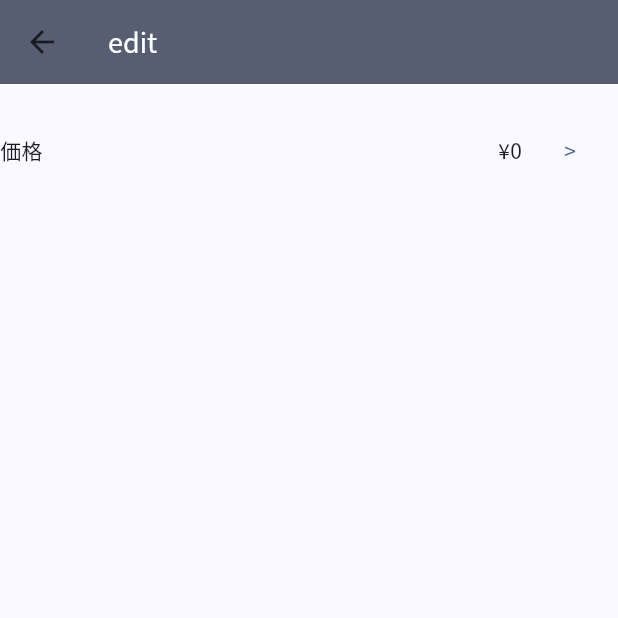
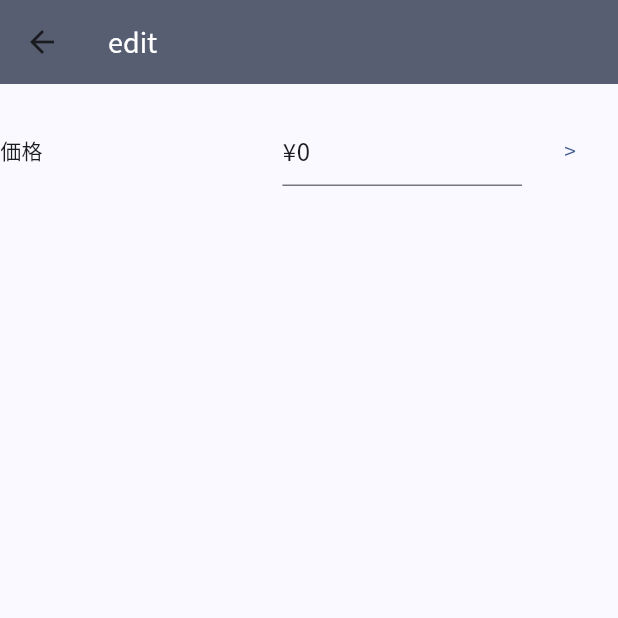
Before and after one commit to sakiso/wish_list_app, a Flutter app: the ItemEditPage screen opened by its route, on a phone screen of 412 x 824 dp, the top half of it. Run offline on Flutter 3.47's test engine with Material 2 defaults, Android fonts, the light colour scheme and no system bars; our stand-ins replace file_picker, flutter_riverpod; missing offline and left inert: google_mlkit_entity_extraction, google_mlkit_image_labeling, google_mlkit_text_recognition.

Commit message:
とりあえず金額編集可能に

```diff
--- a/lib/features/item_edit/item_edit_page.dart
+++ b/lib/features/item_edit/item_edit_page.dart
@@ -19,7 +19,7 @@ class ItemEditPage extends ConsumerWidget {
         backgroundColor: Theme.of(context).colorScheme.secondary,
       ),
       backgroundColor: Theme.of(context).colorScheme.surface,
-      body: Center(
+      body: Form(
         child: Column(
           children: [
             Text(ref.watch(wishItemProvider).recognizedText.text),
@@ -27,7 +27,11 @@ class ItemEditPage extends ConsumerWidget {
               children: [
                 const Text("価格"),
                 const Spacer(),
-                Text(ref.watch(wishItemProvider).priceWithCurrency),
+                Flexible(
+                  child: TextFormField(
+                    initialValue: ref.watch(wishItemProvider).priceWithCurrency,
+                  ),
+                ),
                 TextButton(
                   onPressed: () {},
                   child: Text('>'),
```
